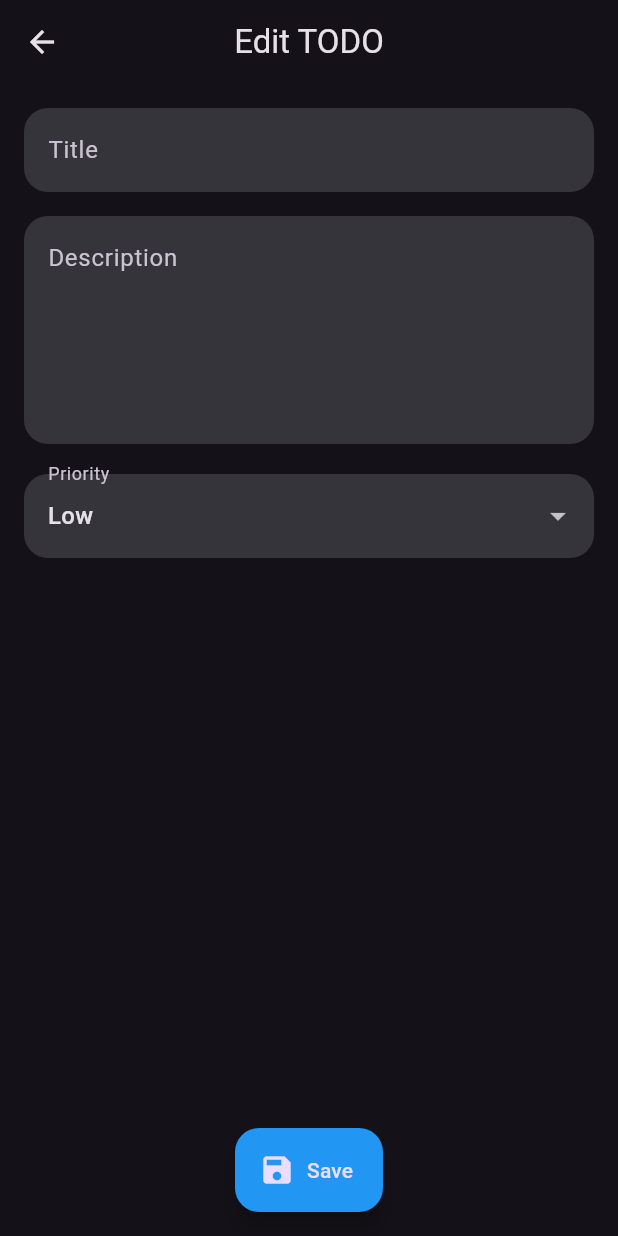
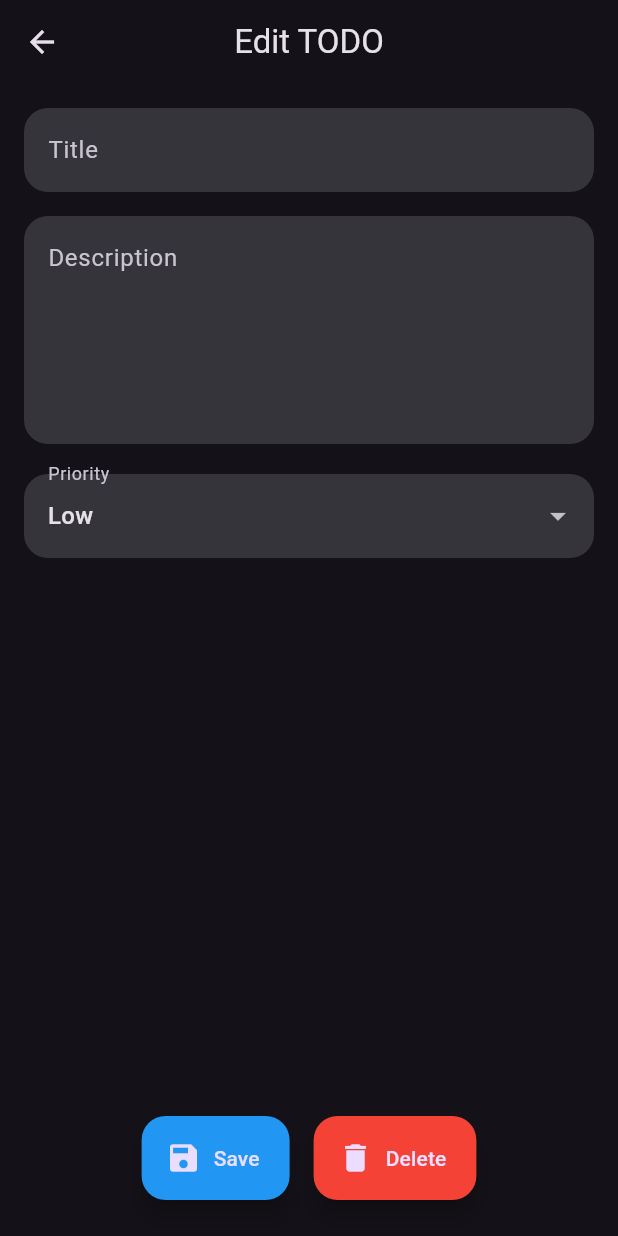
Before and after one commit to OracleMatrix/fullstack_todo_app, a Flutter app: the EditTaskView screen opened directly with empty values, on a phone screen of 412 x 824 dp. Run offline on Flutter 3.47's test engine with Material 3 defaults, Android fonts, the light colour scheme and no system bars; our stand-ins replace flutter_login, get, get_storage, google_fonts, loading_animation_widget, timeago; accounts and stored records are empty.

Commit message:
`Refactor floating action button to include delete option`

```diff
--- a/lib/app/modules/home/EditTask/views/edit_task_view.dart
+++ b/lib/app/modules/home/EditTask/views/edit_task_view.dart
@@ -88,7 +88,13 @@ class EditTaskView extends GetView<EditTaskController> {
         ),
       ),
       floatingActionButtonLocation: FloatingActionButtonLocation.centerFloat,
-      floatingActionButton: FloatingActionButton.extended(
+      floatingActionButton: Row(
+        mainAxisAlignment: MainAxisAlignment.center,
+        children: [
+          Padding(
+            padding: const EdgeInsets.all(8.0),
+            child: FloatingActionButton.extended(
+              heroTag: 'save',
               backgroundColor: Colors.blue,
               onPressed: () {
                 controller.updateTodo(todoId);
@@ -96,6 +102,21 @@ class EditTaskView extends GetView<EditTaskController> {
               icon: Icon(Icons.save),
               label: Text('Save'),
             ),
+          ),
+          Padding(
+            padding: const EdgeInsets.all(8.0),
+            child: FloatingActionButton.extended(
+              heroTag: 'delete',
+              backgroundColor: Colors.red,
+              onPressed: () {
+                controller.deleteTask(todoId);
+              },
+              icon: Icon(Icons.delete),
+              label: Text('Delete'),
+            ),
+          ),
+        ],
+      ),
     );
   }
 }
```
Lines whose indentation alone changed are shown as unchanged.
